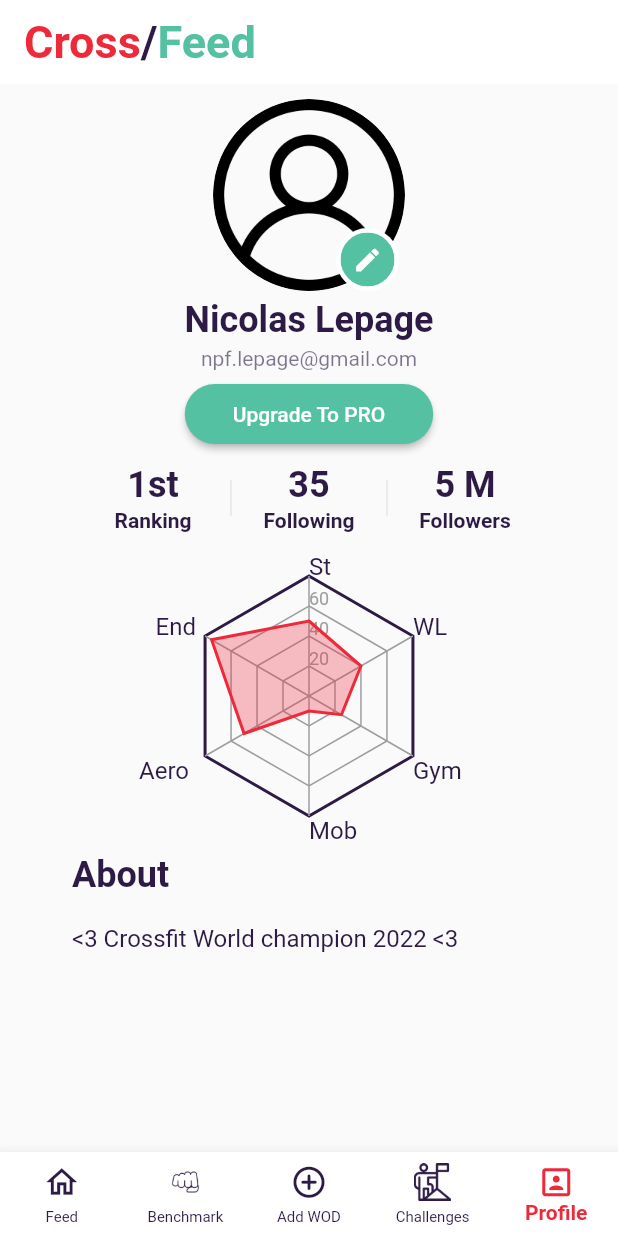
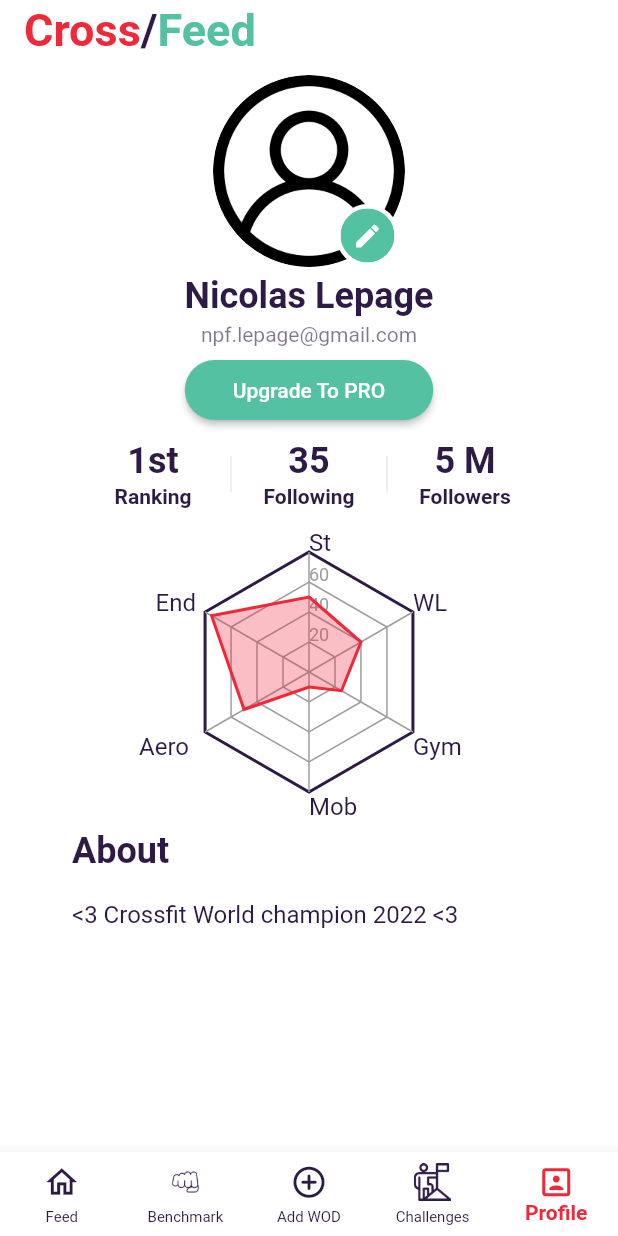
Before and after one commit to nicolaslepage/crossfeed, a Flutter app: the screen it shows after launch, item 5 of the bottom bar chosen, on a phone screen of 412 x 824 dp. Run offline on Flutter 3.47's test engine with Material 2 defaults, Android fonts, the phone set to English and light mode, and no system bars; our stand-ins replace fl_chart; missing offline and left inert: dart:ffi.

Commit message:
small changes

```diff
--- a/lib/navigatorroute.dart
+++ b/lib/navigatorroute.dart
@@ -48,7 +48,9 @@ class _navigator_routeState extends State<navigator_route> {
     return Scaffold(
       backgroundColor: Colors.white,
       appBar: AppBar(
+        toolbarHeight: 40,
         elevation: 0.0,
+        backgroundColor: Colors.white,
         title: RichText(
           text: const TextSpan(
             text: 'Cross',
@@ -72,7 +74,6 @@ class _navigator_routeState extends State<navigator_route> {
             ],
           ),
         ),
-        backgroundColor: Colors.white,
       ),
       body: Center(
         child: _widgetOptions.elementAt(_selectedIndex),
@@ -107,7 +108,6 @@ class _navigator_routeState extends State<navigator_route> {
           ),
         ],
         currentIndex: _selectedIndex,
-
         selectedItemColor: Color(0xFFEE293A),
         unselectedItemColor: Color(0xFF2D1A45),
         unselectedFontSize: 10,
--- a/lib/page/profile_page.dart
+++ b/lib/page/profile_page.dart
@@ -2,7 +2,6 @@ import 'package:flutter/cupertino.dart';
 import 'package:flutter/material.dart';
 import '/model/user.dart';
 import '/utils/user_preferences.dart';
-import '/widget/appbar_widget.dart';
 import '/widget/button_widget.dart';
 import '/widget/numbers_widget.dart';
 import '/widget/profile_widget.dart';
@@ -19,6 +18,7 @@ class _ProfilePageState extends State<ProfilePage> {
     const user = UserPreferences.myUser;
 
     return Scaffold(
+      backgroundColor: Colors.white,
       body: ListView(
         physics: const BouncingScrollPhysics(),
         children: [
```
